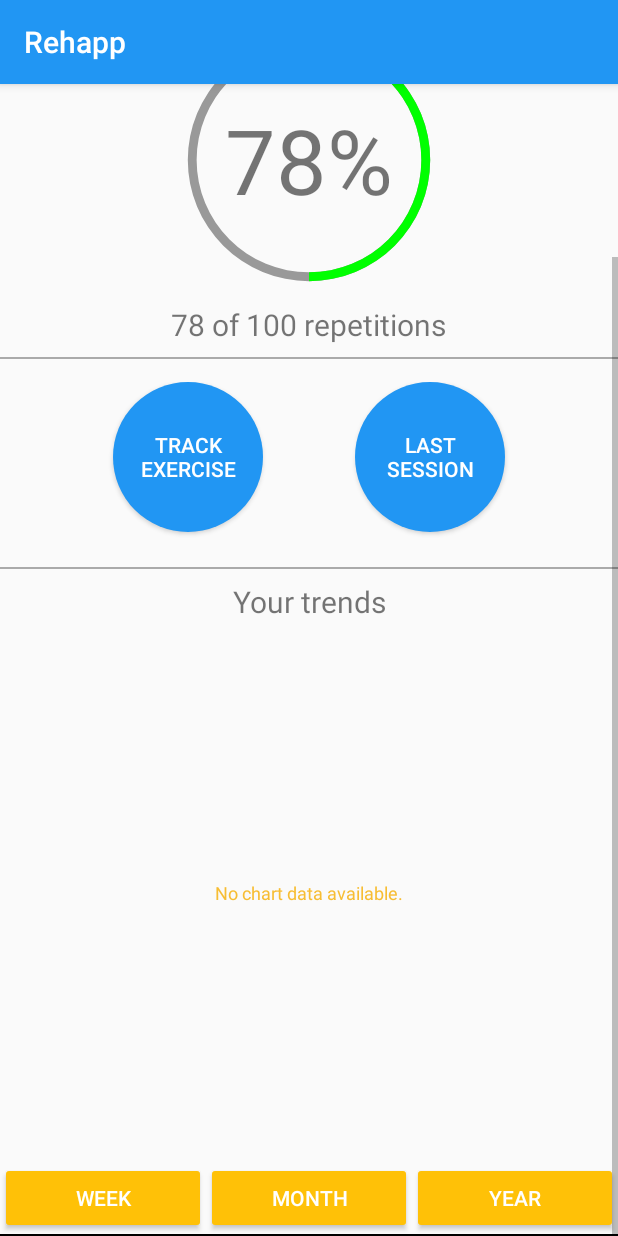
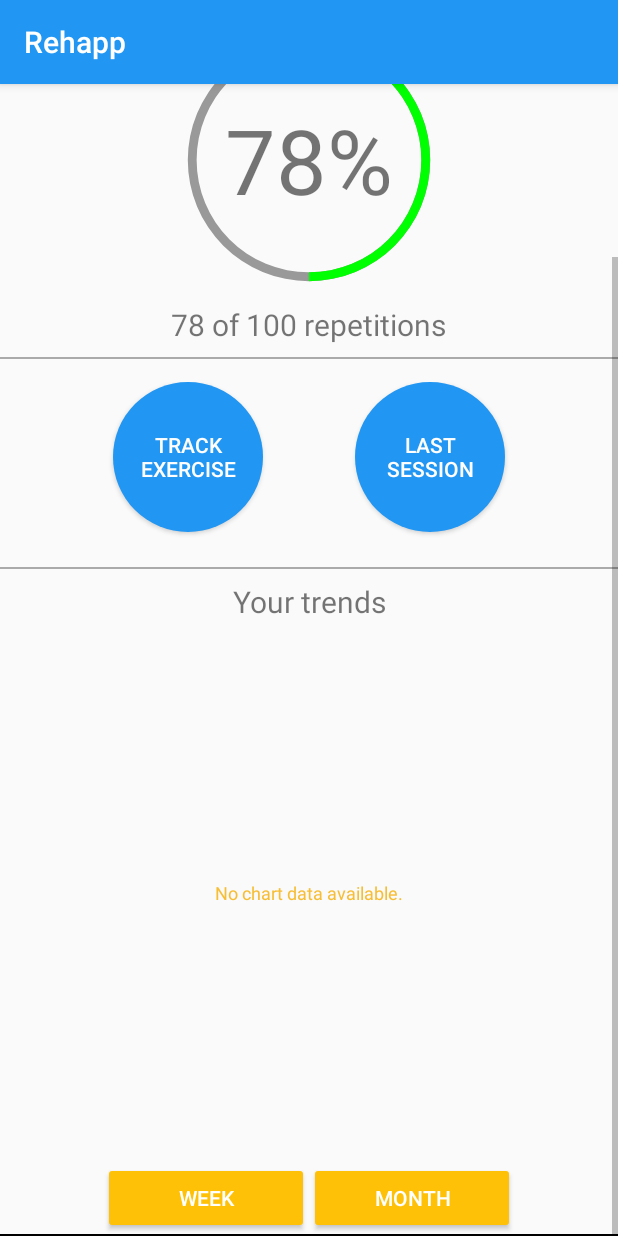
Before and after one commit to jebriella/RehabAppProject, an Android app: the ProgressActivity screen opened directly, with no data from a screen before it, scrolled down 136 dp, on a phone screen of 412 x 824 dp. Run offline under Robolectric (Android 15) with nearby library versions, the phone set to English and light mode, and no system bars.

Commit message:
buttons for bar chart

```diff
--- a/app/src/main/res/layout/activity_home.xml
+++ b/app/src/main/res/layout/activity_home.xml
@@ -158,14 +158,18 @@
                 android:layout_width="match_parent"
                 android:layout_height="wrap_content"
                 android:weightSum="3"
-                android:orientation="horizontal">
+                android:orientation="horizontal"
+                android:gravity="center"
+                >
+
                 <Button style="@style/Widget.AppCompat.Button.Colored"
                     android:id="@+id/weekButton"
                     android:layout_width="0dp"
                     android:layout_height="wrap_content"
                     android:layout_weight="1"
                     android:text="Week"
-                    android:onClick="weekClick"/>
+                    android:onClick="weekClick"
+                    />
                 <Button style="@style/Widget.AppCompat.Button.Colored"
                     android:id="@+id/monthButton"
                     android:layout_width="0dp"
@@ -173,13 +177,6 @@
                     android:layout_weight="1"
                     android:text="Month"
                     android:onClick="monthClick"/>
-                <Button style="@style/Widget.AppCompat.Button.Colored"
-                    android:id="@+id/yearButton"
-                    android:layout_width="0dp"
-                    android:layout_height="wrap_content"
-                    android:layout_weight="1"
-                    android:text="Year"
-                    android:onClick="yearClick"/>
             </LinearLayout>
             <View
                 android:layout_width="match_parent"
```
